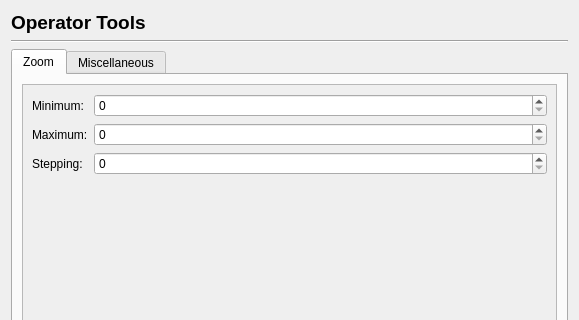
Qt form scribus/ui/prefs_operatortoolsbase.ui (scribusproject/scribus) before a commit; both pictures show x 0 to 579 and y 0 to 320 of the 579 by 495 pixel window.
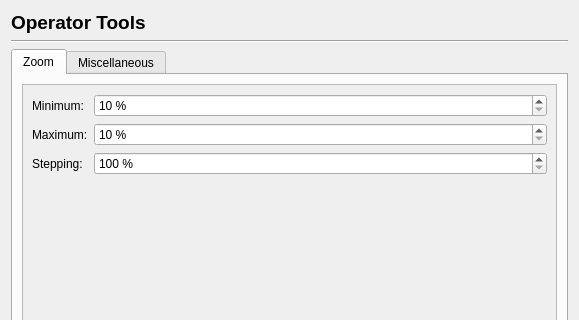
The same form after that commit. The open tabs and pages were chosen to show the change. Custom widgets are drawn as their Qt base class.

Commit message: Allow new operator prefs to load/save, fix bug in old displacement prefs setting missing ratio conversion

```diff
--- a/scribus/ui/prefs_operatortoolsbase.ui
+++ b/scribus/ui/prefs_operatortoolsbase.ui
@@ -99,13 +99,43 @@
               </widget>
              </item>
              <item row="0" column="1">
-              <widget class="ScrSpinBox" name="spinBox"/>
+              <widget class="ScrSpinBox" name="zoomMinimumSpinBox">
+               <property name="suffix">
+                <string> %</string>
+               </property>
+               <property name="minimum">
+                <number>10</number>
+               </property>
+               <property name="maximum">
+                <number>3200</number>
+               </property>
+              </widget>
              </item>
              <item row="1" column="1">
-              <widget class="QSpinBox" name="spinBox_2"/>
+              <widget class="QSpinBox" name="zoomMaximumSpinBox">
+               <property name="suffix">
+                <string> %</string>
+               </property>
+               <property name="minimum">
+                <number>10</number>
+               </property>
+               <property name="maximum">
+                <number>3200</number>
+               </property>
+              </widget>
              </item>
              <item row="2" column="1">
-              <widget class="QSpinBox" name="spinBox_3"/>
+              <widget class="QSpinBox" name="zoomSteppingSpinBox">
+               <property name="suffix">
+                <string> %</string>
+               </property>
+               <property name="minimum">
+                <number>100</number>
+               </property>
+               <property name="maximum">
+                <number>500</number>
+               </property>
+              </widget>
              </item>
             </layout>
            </item>
```
Left out of the diff: 8 changed lines with no effect on the pictures. The commit also changes 6 other files.
